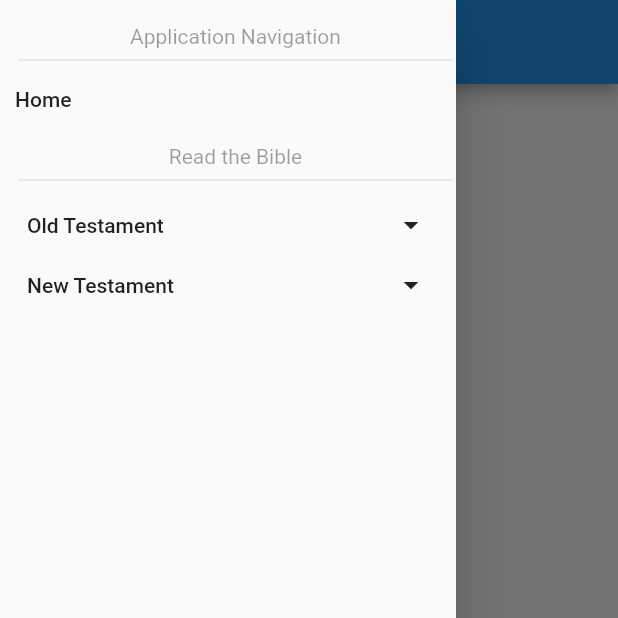
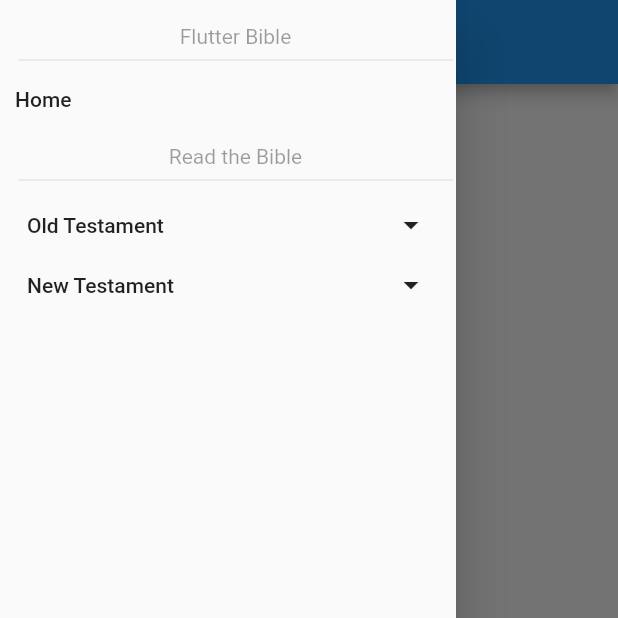
Before and after one commit to mrozbarry/flutter-bible-app, a Flutter app: the screen it shows after launch, with the side drawer open, on a phone screen of 412 x 824 dp, the top half of it. Run offline on Flutter 3.47's test engine with Material 2 defaults, Android fonts, the phone set to English and light mode, and no system bars; our stand-ins replace sqflite; accounts and stored records are empty.

Commit message:
More simplification of Drawer component

```diff
--- a/lib/components/Drawer.dart
+++ b/lib/components/Drawer.dart
@@ -24,9 +24,8 @@ Drawer drawerLayout(List<Widget> children) {
 
 Drawer buildDrawer(BuildContext context, Bible bible) {
   return drawerLayout(<Widget>[
-    heading('Application Navigation'),
-
-    Column(
+    heading('Flutter Bible'),
+    ListBody(
       children: [
         MaterialTextButton(
           child: Text('Home'),
@@ -41,7 +40,6 @@ Drawer buildDrawer(BuildContext context, Bible bible) {
     ),
 
     heading('Read the Bible'),
-
     Accordion(
       accordionMap: {
         'Old Testament': BookList(bible: bible, testament: Testament.OldTestament),
```
